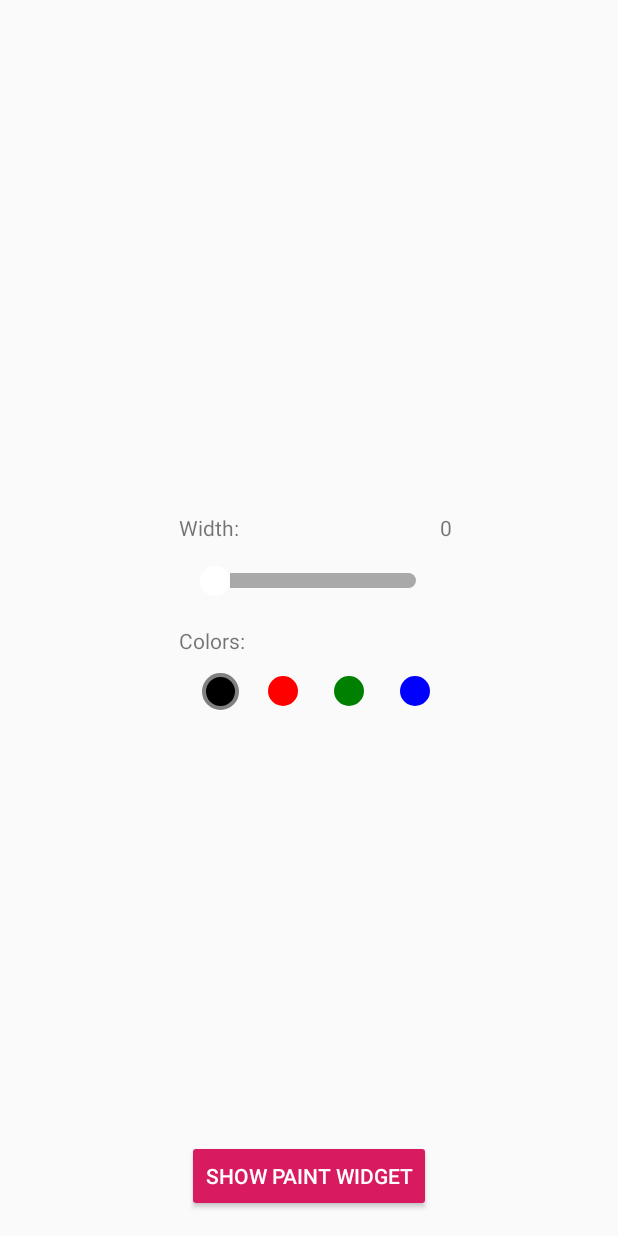
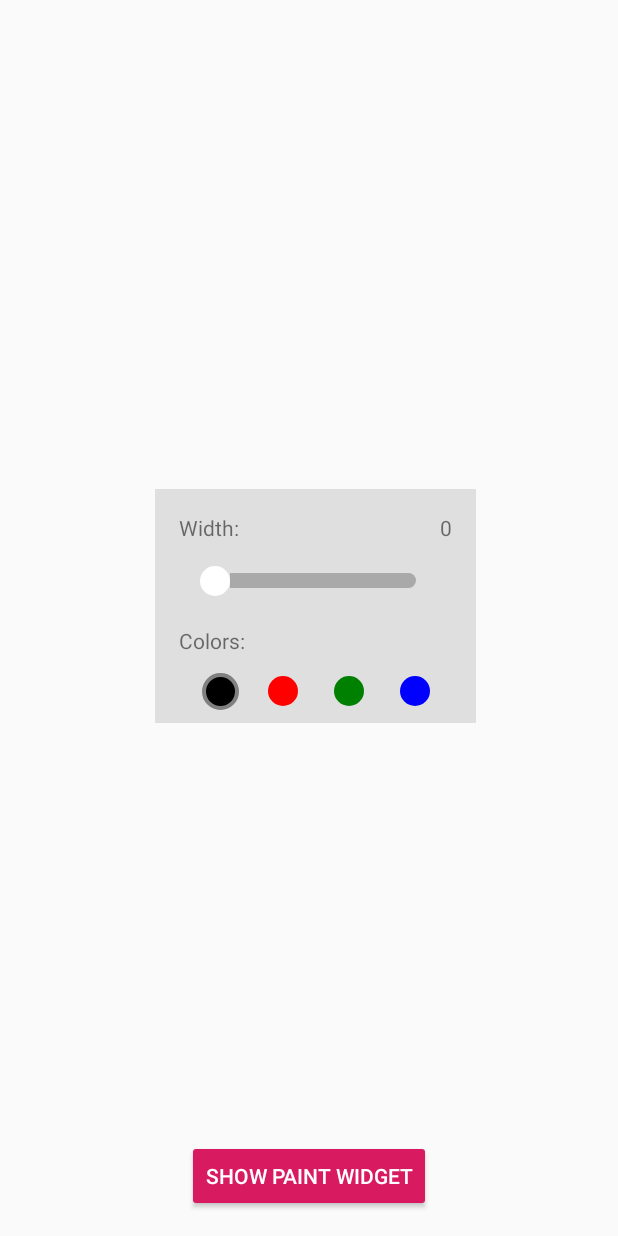
Before and after one commit to valdizz/PaintWidget, an Android app: the layout activity_main.xml on its own in the app's theme, with its tools: preview values and no code run, on a phone screen of 412 x 824 dp. Run offline under Robolectric (Android 15) with nearby library versions, the phone set to English and light mode, and no system bars.

Commit message:
Release 1.1 fixed some bugs

```diff
--- a/app/src/main/java/com/valdizz/paintwidget/MainActivity.kt
+++ b/app/src/main/java/com/valdizz/paintwidget/MainActivity.kt
@@ -18,10 +18,9 @@ class MainActivity : AppCompatActivity(), PaintWidget.PaintWidgetListener {
     override fun onCreate(savedInstanceState: Bundle?) {
         super.onCreate(savedInstanceState)
         setContentView(R.layout.activity_main)
-        paintwidget.setBackgroundColor(ContextCompat.getColor(this, R.color.colorGrey))
         paintwidget.seekbarMaxWidth = 50
         paintwidget.defaultColorPosition = 1
-        paintwidget.firstItemColor = 0
+        paintwidget.firstItemColor = "BLACK"
         paintwidget.setPaintWidgetListener(this)
         paintwidget.isVisible = savedInstanceState?.getBoolean(PAINTWIDGET_STATE) ?: true
         btn_show_hide_widget.setOnClickListener { paintwidget.isVisible = !paintwidget.isVisible }
--- a/app/src/main/java/com/valdizz/paintwidget/PaintWidget.kt
+++ b/app/src/main/java/com/valdizz/paintwidget/PaintWidget.kt
@@ -4,6 +4,7 @@ import android.content.Context
 import android.content.res.Resources
 import android.content.res.TypedArray
 import android.graphics.drawable.GradientDrawable
+import android.graphics.drawable.LayerDrawable
 import android.graphics.drawable.StateListDrawable
 import android.os.Bundle
 import android.os.Parcelable
@@ -14,6 +15,7 @@ import android.widget.RadioButton
 import android.widget.RadioGroup
 import android.widget.SeekBar
 import androidx.constraintlayout.widget.ConstraintLayout
+import androidx.core.content.ContextCompat
 import kotlinx.android.synthetic.main.paint_widget.view.*
 
 /**
@@ -40,7 +42,7 @@ class PaintWidget @JvmOverloads constructor(context: Context, attrs: AttributeSe
             initDefaultColorPosition(defaultColorPosition)
         }
 
-    var firstItemColor = 0
+    var firstItemColor = Color.BLACK.name
         set(value) {
             field = value
             initFirstItemColor(firstItemColor)
@@ -58,11 +60,13 @@ class PaintWidget @JvmOverloads constructor(context: Context, attrs: AttributeSe
         val typedArray: TypedArray= context.obtainStyledAttributes(attrs, R.styleable.PaintWidget)
         seekbarMaxWidth = typedArray.getResourceId(R.styleable.PaintWidget_maxWidth, 100)
         defaultColorPosition = typedArray.getResourceId(R.styleable.PaintWidget_defaultColorPosition, 0)
-        firstItemColor = typedArray.getResourceId(R.styleable.PaintWidget_firstItemColor, 0)
+        firstItemColor = typedArray.getString(R.styleable.PaintWidget_firstItemColor) ?: Color.BLACK.name
         typedArray.recycle()
     }
 
     private fun initView() {
+        setBackgroundColor(ContextCompat.getColor(context, R.color.colorGrey))
+
         initRadioButton(radio_btn_color2, Color.RED.hex)
         initRadioButton(radio_btn_color3, Color.GREEN.hex)
         initRadioButton(radio_btn_color4, Color.BLUE.hex)
@@ -79,18 +83,15 @@ class PaintWidget @JvmOverloads constructor(context: Context, attrs: AttributeSe
                 tv_width_value.text = seekBar?.progress.toString()
             }
         })
+    }
 
-        radio_btn_color1.setOnClickListener {
-            paintWidgetListener?.onChanged(seekbar_width.progress.toString(), it.tag.toString())
-        }
-        radio_btn_color2.setOnClickListener {
-            paintWidgetListener?.onChanged(seekbar_width.progress.toString(), it.tag.toString())
-        }
-        radio_btn_color3.setOnClickListener {
-            paintWidgetListener?.onChanged(seekbar_width.progress.toString(), it.tag.toString())
-        }
-        radio_btn_color4.setOnClickListener {
-            paintWidgetListener?.onChanged(seekbar_width.progress.toString(), it.tag.toString())
+    override fun onAttachedToWindow() {
+        super.onAttachedToWindow()
+        radio_btn_colors.setOnCheckedChangeListener { group, checkedId ->
+            val hexColor = getCheckedRadioButtonTag(group)
+            paintWidgetListener?.onChanged(seekbar_width.progress.toString(), hexColor)
+            val gradientDrawable = (seekbar_width.thumb as LayerDrawable).getDrawable(0) as GradientDrawable
+            gradientDrawable.setColor(android.graphics.Color.parseColor(hexColor))
         }
     }
 
@@ -114,9 +115,9 @@ class PaintWidget @JvmOverloads constructor(context: Context, attrs: AttributeSe
         }
     }
 
-    private fun initFirstItemColor(color: Int) {
-        if (color >= 0 && color < Color.values().size) {
-            initRadioButton(radio_btn_color1, Color.values()[color].hex)
+    private fun initFirstItemColor(color: String) {
+        if (Color.values().any { it.name == color }) {
+            initRadioButton(radio_btn_color1, Color.valueOf(color).hex)
         }
         else {
             throw IllegalArgumentException("Invalid color value")
--- a/app/src/main/res/layout/activity_main.xml
+++ b/app/src/main/res/layout/activity_main.xml
@@ -18,7 +18,8 @@
             android:layout_marginTop="8dp"
             android:layout_marginBottom="8dp"
             app:layout_constraintBottom_toBottomOf="@+id/btn_show_hide_widget"
-            android:background="#00B42525">
+            android:background="#00B42525"
+            >
     </com.valdizz.paintwidget.PaintWidget>
 
     <Button
--- a/app/src/main/res/values/attrs.xml
+++ b/app/src/main/res/values/attrs.xml
@@ -3,6 +3,6 @@
     <declare-styleable name="PaintWidget">
         <attr name="maxWidth" format="integer" />
         <attr name="defaultColorPosition" format="integer" />
-        <attr name="firstItemColor" format="integer" />
+        <attr name="firstItemColor" format="string" />
     </declare-styleable>
 </resources>
```
